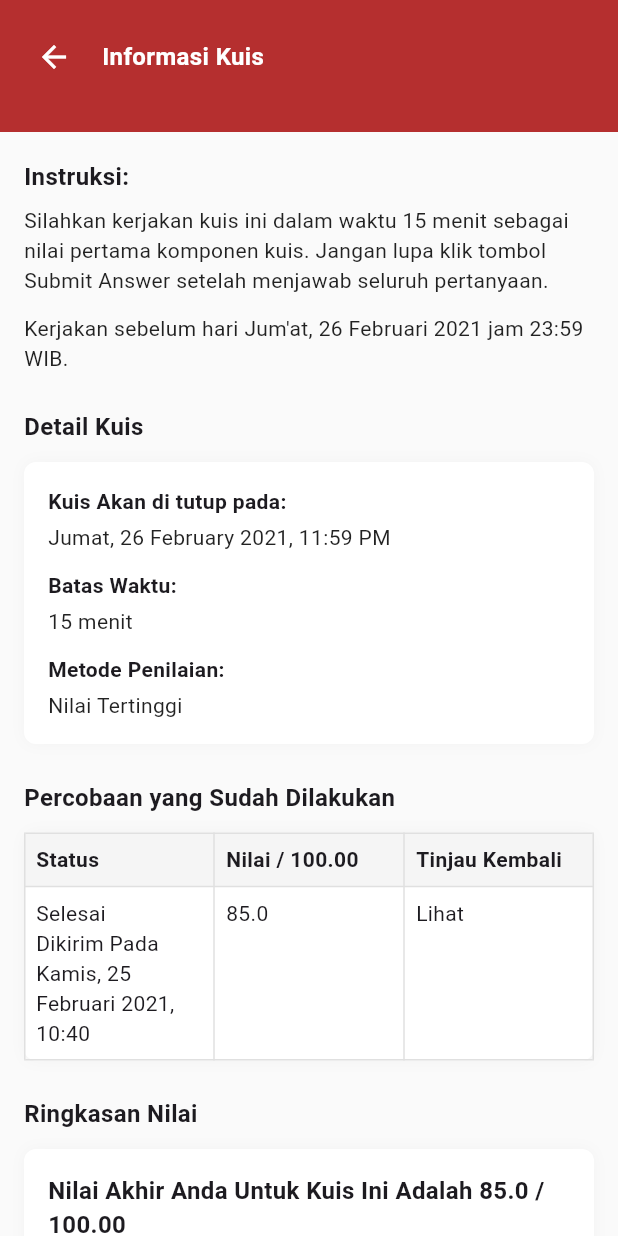
After one commit to putritia10/apk_cejoe_lms, a Flutter app: the QuizDetailPage screen opened directly, on a phone screen of 412 x 824 dp. The commit adds this screen. Run offline on Flutter 3.47's test engine with Material 3 defaults, Android fonts, the phone set to English and light mode, and no system bars.

Commit message:
menambahkan halaman didalam tugas dan kuis dibagian quiz review

```diff
--- a/lib/screens/course_detail_page.dart
+++ b/lib/screens/course_detail_page.dart
@@ -1,5 +1,6 @@
 import 'package:flutter/material.dart';
 import 'session_detail_page.dart';
+import 'quiz_detail_page.dart';
 
 class CourseDetailPage extends StatefulWidget {
   final String title;
@@ -189,6 +190,11 @@ class _CourseDetailPageState extends State<CourseDetailPage> {
 
     return Padding(
       padding: const EdgeInsets.only(bottom: 12.0),
+      child: InkWell(
+        onTap: isQuiz ? () {
+          Navigator.of(context).push(MaterialPageRoute(builder: (_) => const QuizDetailPage()));
+        } : null,
+        borderRadius: BorderRadius.circular(12),
         child: Container(
           padding: const EdgeInsets.symmetric(horizontal: 12, vertical: 12),
           decoration: BoxDecoration(
@@ -256,6 +262,7 @@ class _CourseDetailPageState extends State<CourseDetailPage> {
             ],
           ),
         ),
+      ),
     );
   }
 }
--- /dev/null
+++ b/lib/screens/quiz_detail_page.dart
@@ -0,0 +1,197 @@
+import 'package:flutter/material.dart';
+
+class QuizDetailPage extends StatelessWidget {
+  const QuizDetailPage({Key? key}) : super(key: key);
+
+  @override
+  Widget build(BuildContext context) {
+    final Color primary = const Color(0xFFB52F2F);
+
+    return Scaffold(
+      backgroundColor: Colors.grey[50],
+      body: Column(
+        children: [
+          // header
+          Container(
+            color: primary,
+            padding: const EdgeInsets.only(bottom: 12),
+            child: SafeArea(
+              bottom: false,
+              child: Padding(
+                padding: const EdgeInsets.symmetric(horizontal: 12.0, vertical: 14),
+                child: Row(
+                  children: [
+                    IconButton(
+                      icon: const Icon(Icons.arrow_back, color: Colors.white),
+                      onPressed: () => Navigator.of(context).pop(),
+                    ),
+                    const SizedBox(width: 8),
+                    const Expanded(
+                      child: Text('Informasi Kuis', style: TextStyle(color: Colors.white, fontWeight: FontWeight.bold, fontSize: 16)),
+                    ),
+                  ],
+                ),
+              ),
+            ),
+          ),
+
+          // content
+          Expanded(
+            child: SingleChildScrollView(
+              padding: const EdgeInsets.symmetric(horizontal: 16, vertical: 18),
+              child: Column(
+                crossAxisAlignment: CrossAxisAlignment.stretch,
+                children: [
+                  const Text('Instruksi:', style: TextStyle(fontWeight: FontWeight.bold, fontSize: 16)),
+                  const SizedBox(height: 8),
+                  const Text(
+                    'Silahkan kerjakan kuis ini dalam waktu 15 menit sebagai nilai pertama komponen kuis. Jangan lupa klik tombol Submit Answer setelah menjawab seluruh pertanyaan.',
+                    style: TextStyle(color: Colors.black87),
+                  ),
+                  const SizedBox(height: 12),
+                  const Text(
+                    'Kerjakan sebelum hari Jum\'at, 26 Februari 2021 jam 23:59 WIB.',
+                    style: TextStyle(color: Colors.black87),
+                  ),
+
+                  const SizedBox(height: 24),
+
+                  const Text('Detail Kuis', style: TextStyle(fontWeight: FontWeight.bold, fontSize: 16)),
+                  const SizedBox(height: 12),
+
+                  // Detail box
+                  Container(
+                    padding: const EdgeInsets.all(16),
+                    decoration: BoxDecoration(
+                      color: Colors.white,
+                      borderRadius: BorderRadius.circular(8),
+                      boxShadow: [BoxShadow(color: Color.fromRGBO(0, 0, 0, 0.03), blurRadius: 8)],
+                    ),
+                    child: Column(
+                      crossAxisAlignment: CrossAxisAlignment.start,
+                      children: [
+                        const Text('Kuis Akan di tutup pada:', style: TextStyle(fontWeight: FontWeight.bold)),
+                        const SizedBox(height: 4),
+                        const Text('Jumat, 26 February 2021, 11:59 PM', style: TextStyle(color: Colors.black87)),
+                        const SizedBox(height: 12),
+                        const Text('Batas Waktu:', style: TextStyle(fontWeight: FontWeight.bold)),
+                        const SizedBox(height: 4),
+                        const Text('15 menit', style: TextStyle(color: Colors.black87)),
+                        const SizedBox(height: 12),
+                        const Text('Metode Penilaian:', style: TextStyle(fontWeight: FontWeight.bold)),
+                        const SizedBox(height: 4),
+                        const Text('Nilai Tertinggi', style: TextStyle(color: Colors.black87)),
+                      ],
+                    ),
+                  ),
+
+                  const SizedBox(height: 24),
+
+                  const Text('Percobaan yang Sudah Dilakukan', style: TextStyle(fontWeight: FontWeight.bold, fontSize: 16)),
+                  const SizedBox(height: 12),
+
+                  // Table
+                  Container(
+                    decoration: BoxDecoration(
+                      color: Colors.white,
+                      borderRadius: BorderRadius.circular(8),
+                      boxShadow: [BoxShadow(color: Color.fromRGBO(0, 0, 0, 0.03), blurRadius: 8)],
+                    ),
+                    child: Table(
+                      border: TableBorder.all(color: Colors.grey.shade300),
+                      children: [
+                        TableRow(
+                          decoration: BoxDecoration(color: Colors.grey.shade100),
+                          children: const [
+                            Padding(
+                              padding: EdgeInsets.all(8.0),
+                              child: Text('Status', style: TextStyle(fontWeight: FontWeight.bold)),
+                            ),
+                            Padding(
+                              padding: EdgeInsets.all(8.0),
+                              child: Text('Nilai / 100.00', style: TextStyle(fontWeight: FontWeight.bold)),
+                            ),
+                            Padding(
+                              padding: EdgeInsets.all(8.0),
+                              child: Text('Tinjau Kembali', style: TextStyle(fontWeight: FontWeight.bold)),
+                            ),
+                          ],
+                        ),
+                        const TableRow(
+                          children: [
+                            Padding(
+                              padding: EdgeInsets.all(8.0),
+                              child: Text('Selesai\nDikirim Pada Kamis, 25 Februari 2021, 10:40'),
+                            ),
+                            Padding(
+                              padding: EdgeInsets.all(8.0),
+                              child: Text('85.0'),
+                            ),
+                            Padding(
+                              padding: EdgeInsets.all(8.0),
+                              child: Text('Lihat'),
+                            ),
+                          ],
+                        ),
+                      ],
+                    ),
+                  ),
+
+                  const SizedBox(height: 24),
+
+                  const Text('Ringkasan Nilai', style: TextStyle(fontWeight: FontWeight.bold, fontSize: 16)),
+                  const SizedBox(height: 12),
+                  Container(
+                    padding: const EdgeInsets.all(16),
+                    decoration: BoxDecoration(
+                      color: Colors.white,
+                      borderRadius: BorderRadius.circular(8),
+                      boxShadow: [BoxShadow(color: Color.fromRGBO(0, 0, 0, 0.03), blurRadius: 8)],
+                    ),
+                    child: const Text(
+                      'Nilai Akhir Anda Untuk Kuis Ini Adalah 85.0 / 100.00',
+                      style: TextStyle(fontWeight: FontWeight.bold, fontSize: 16),
+                    ),
+                  ),
+
+                  const SizedBox(height: 24),
+
+                  // Action buttons
+                  Row(
+                    children: [
+                      Expanded(
+                        child: ElevatedButton(
+                          onPressed: () {},
+                          style: ElevatedButton.styleFrom(
+                            backgroundColor: primary,
+                            padding: const EdgeInsets.symmetric(vertical: 12),
+                            shape: RoundedRectangleBorder(borderRadius: BorderRadius.circular(8)),
+                          ),
+                          child: const Text('Ambil Kuis', style: TextStyle(color: Colors.white)),
+                        ),
+                      ),
+                      const SizedBox(width: 12),
+                      Expanded(
+                        child: OutlinedButton(
+                          onPressed: () => Navigator.of(context).pop(),
+                          style: OutlinedButton.styleFrom(
+                            padding: const EdgeInsets.symmetric(vertical: 12),
+                            side: BorderSide(color: primary),
+                            shape: RoundedRectangleBorder(borderRadius: BorderRadius.circular(8)),
+                          ),
+                          child: Text('Kembali Ke Kelas', style: TextStyle(color: primary)),
+                        ),
+                      ),
+                    ],
+                  ),
+
+                  const SizedBox(height: 40),
+                ],
+              ),
+            ),
+          ),
+        ],
+      ),
+    );
+  }
+}
```
Lines whose indentation alone changed are shown as unchanged.
